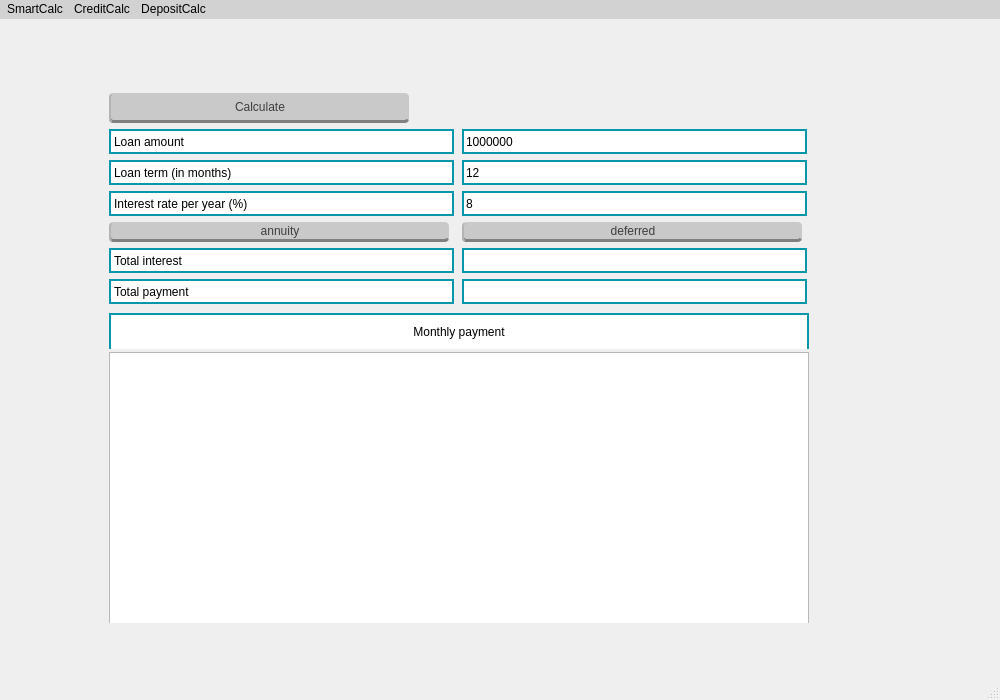
This is src/view/view.ui in Kudresdss/SmartCalc as Qt 5 draws it before an edit. The edited form follows.
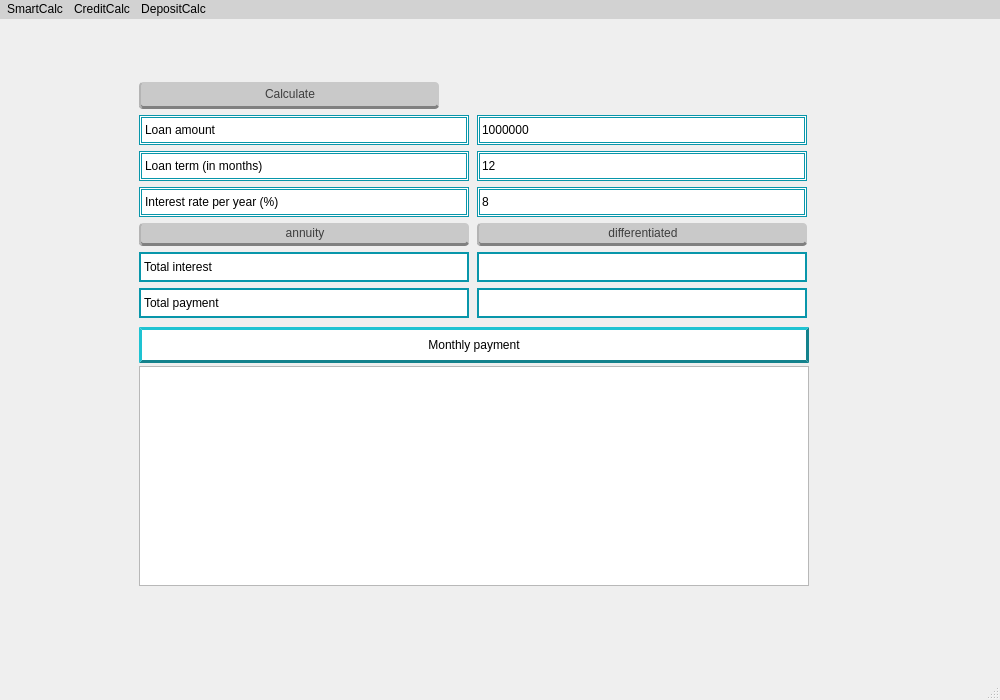
This is the edited form. The open tabs and pages were chosen to show the change. Custom widgets are drawn as their Qt base class.

Patch:
```diff
--- a/src/view/view.ui
+++ b/src/view/view.ui
@@ -2177,7 +2177,12 @@
        <property name="styleSheet">
         <string notr="true">QLabel {
 background-color: white;
-border: 2px solid rgb(8, 150, 170);
+border: 3px double rgb(8, 150, 170);
+}
+
+QLineEdit {
+background-color: white;
+border: 3px double rgb(8, 150, 170);
 }</string>
        </property>
        <layout class="QVBoxLayout" name="verticalLayout_4">
@@ -2189,18 +2194,21 @@
           <property name="rightMargin">
            <number>7</number>
           </property>
+          <property name="bottomMargin">
+           <number>200</number>
+          </property>
           <item row="1" column="1">
            <widget class="QLabel" name="label_loan_amount">
             <property name="minimumSize">
              <size>
-              <width>345</width>
-              <height>25</height>
+              <width>330</width>
+              <height>30</height>
              </size>
             </property>
             <property name="maximumSize">
              <size>
-              <width>345</width>
-              <height>25</height>
+              <width>330</width>
+              <height>30</height>
              </size>
             </property>
             <property name="styleSheet">
@@ -2221,14 +2229,14 @@
             </property>
             <property name="minimumSize">
              <size>
-              <width>700</width>
-              <height>300</height>
+              <width>670</width>
+              <height>220</height>
              </size>
             </property>
             <property name="maximumSize">
              <size>
-              <width>700</width>
-              <height>300</height>
+              <width>670</width>
+              <height>220</height>
              </size>
             </property>
            </widget>
@@ -2243,14 +2251,14 @@
             </property>
             <property name="minimumSize">
              <size>
-              <width>345</width>
-              <height>25</height>
+              <width>330</width>
+              <height>30</height>
              </size>
             </property>
             <property name="maximumSize">
              <size>
-              <width>345</width>
-              <height>25</height>
+              <width>330</width>
+              <height>30</height>
              </size>
             </property>
             <property name="text">
@@ -2268,14 +2276,14 @@
             </property>
             <property name="minimumSize">
              <size>
-              <width>340</width>
-              <height>20</height>
+              <width>330</width>
+              <height>23</height>
              </size>
             </property>
             <property name="maximumSize">
              <size>
-              <width>340</width>
-              <height>20</height>
+              <width>330</width>
+              <height>23</height>
              </size>
             </property>
             <property name="styleSheet">
@@ -2310,19 +2318,20 @@
             </property>
             <property name="minimumSize">
              <size>
-              <width>700</width>
+              <width>670</width>
               <height>36</height>
              </size>
             </property>
             <property name="maximumSize">
              <size>
-              <width>700</width>
+              <width>670</width>
               <height>30</height>
              </size>
             </property>
             <property name="styleSheet">
              <string notr="true">QLabel {
-margin-bottom: -10px;
+background-color: white;
+border: 3px outset rgb(20, 130, 140);
 }</string>
             </property>
             <property name="text">
@@ -2340,7 +2349,7 @@
             </property>
             <property name="sizeHint" stdset="0">
              <size>
-              <width>70</width>
+              <width>80</width>
               <height>20</height>
              </size>
             </property>
@@ -2356,14 +2365,14 @@
             </property>
             <property name="minimumSize">
              <size>
-              <width>345</width>
-              <height>25</height>
+              <width>330</width>
+              <height>30</height>
              </size>
             </property>
             <property name="maximumSize">
              <size>
-              <width>345</width>
-              <height>25</height>
+              <width>330</width>
+              <height>30</height>
              </size>
             </property>
             <property name="text">
@@ -2381,16 +2390,23 @@
             </property>
             <property name="minimumSize">
              <size>
-              <width>345</width>
-              <height>25</height>
+              <width>330</width>
+              <height>30</height>
              </size>
             </property>
             <property name="maximumSize">
              <size>
-              <width>345</width>
-              <height>25</height>
+              <width>330</width>
+              <height>30</height>
              </size>
             </property>
+            <property name="styleSheet">
+             <string notr="true">QLabel {
+background-color: white;
+border: 2px solid rgb(8, 150, 170);
+}
+</string>
+            </property>
             <property name="text">
              <string>Total payment</string>
             </property>
@@ -2406,14 +2422,14 @@
             </property>
             <property name="minimumSize">
              <size>
-              <width>340</width>
-              <height>20</height>
+              <width>330</width>
+              <height>23</height>
              </size>
             </property>
             <property name="maximumSize">
              <size>
-              <width>340</width>
-              <height>20</height>
+              <width>330</width>
+              <height>23</height>
              </size>
             </property>
             <property name="styleSheet">
@@ -2434,7 +2450,7 @@
 }</string>
             </property>
             <property name="text">
-             <string>deferred</string>
+             <string>differentiated</string>
             </property>
            </widget>
           </item>
@@ -2448,16 +2464,22 @@
             </property>
             <property name="minimumSize">
              <size>
-              <width>345</width>
-              <height>25</height>
+              <width>330</width>
+              <height>30</height>
              </size>
             </property>
             <property name="maximumSize">
              <size>
-              <width>345</width>
-              <height>25</height>
+              <width>330</width>
+              <height>30</height>
              </size>
             </property>
+            <property name="styleSheet">
+             <string notr="true">QLabel {
+background-color: white;
+border: 2px solid rgb(8, 150, 170);
+}</string>
+            </property>
             <property name="text">
              <string/>
             </property>
@@ -2473,14 +2495,14 @@
             </property>
             <property name="minimumSize">
              <size>
-              <width>345</width>
-              <height>25</height>
+              <width>330</width>
+              <height>30</height>
              </size>
             </property>
             <property name="maximumSize">
              <size>
-              <width>345</width>
-              <height>25</height>
+              <width>330</width>
+              <height>30</height>
              </size>
             </property>
             <property name="text">
@@ -2498,16 +2520,23 @@
             </property>
             <property name="minimumSize">
              <size>
-              <width>345</width>
-              <height>25</height>
+              <width>330</width>
+              <height>30</height>
              </size>
             </property>
             <property name="maximumSize">
              <size>
-              <width>345</width>
-              <height>25</height>
+              <width>330</width>
+              <height>30</height>
              </size>
             </property>
+            <property name="styleSheet">
+             <string notr="true">QLabel {
+background-color: white;
+border: 2px solid rgb(8, 150, 170);
+}
+</string>
+            </property>
             <property name="text">
              <string>Total interest</string>
             </property>
@@ -2523,16 +2552,22 @@
             </property>
             <property name="minimumSize">
              <size>
-              <width>345</width>
-              <height>25</height>
+              <width>330</width>
+              <height>30</height>
              </size>
             </property>
             <property name="maximumSize">
              <size>
-              <width>345</width>
-              <height>25</height>
+              <width>330</width>
+              <height>30</height>
              </size>
             </property>
+            <property name="styleSheet">
+             <string notr="true">QLabel {
+background-color: white;
+border: 2px solid rgb(8, 150, 170);
+}</string>
+            </property>
             <property name="text">
              <string/>
             </property>
@@ -2548,14 +2583,14 @@
             </property>
             <property name="minimumSize">
              <size>
-              <width>345</width>
-              <height>25</height>
+              <width>330</width>
+              <height>30</height>
              </size>
             </property>
             <property name="maximumSize">
              <size>
-              <width>345</width>
-              <height>25</height>
+              <width>330</width>
+              <height>30</height>
              </size>
             </property>
             <property name="text">
@@ -2573,14 +2608,14 @@
             </property>
             <property name="minimumSize">
              <size>
-              <width>345</width>
-              <height>25</height>
+              <width>330</width>
+              <height>30</height>
              </size>
             </property>
             <property name="maximumSize">
              <size>
-              <width>345</width>
-              <height>25</height>
+              <width>330</width>
+              <height>30</height>
              </size>
             </property>
             <property name="text">
@@ -2599,13 +2634,13 @@
             <property name="minimumSize">
              <size>
               <width>300</width>
-              <height>30</height>
+              <height>27</height>
              </size>
             </property>
             <property name="maximumSize">
              <size>
               <width>300</width>
-              <height>30</height>
+              <height>27</height>
              </size>
             </property>
             <property name="text">
```
Left out of the diff: 12 changed lines with no effect on the pictures.
